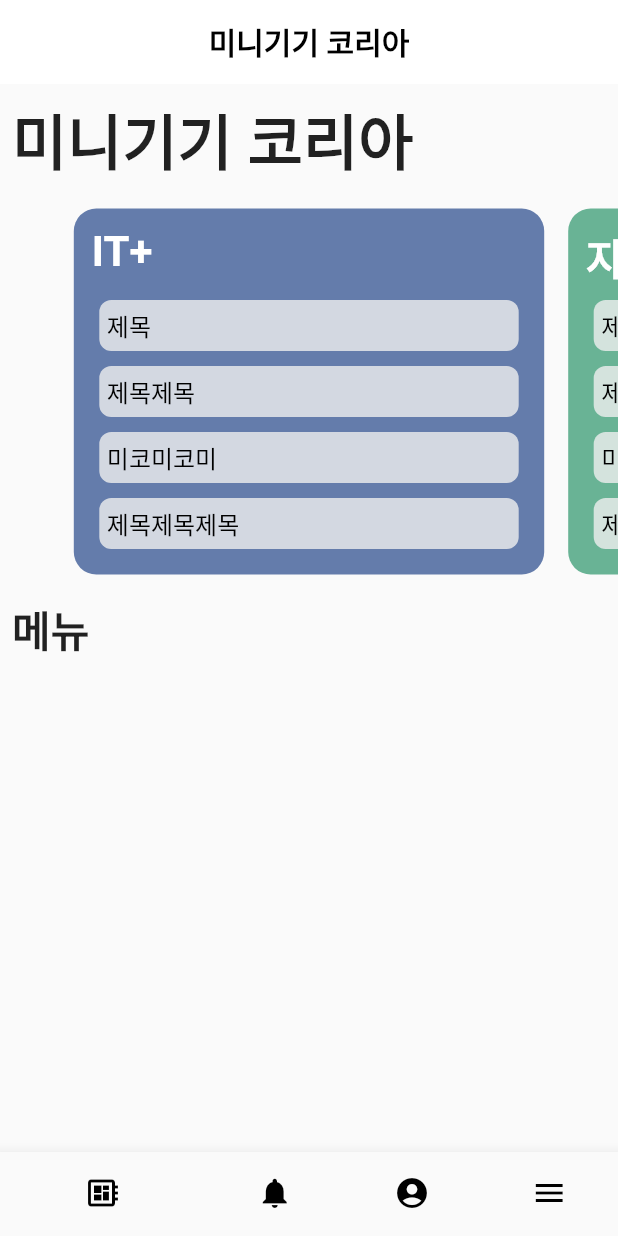
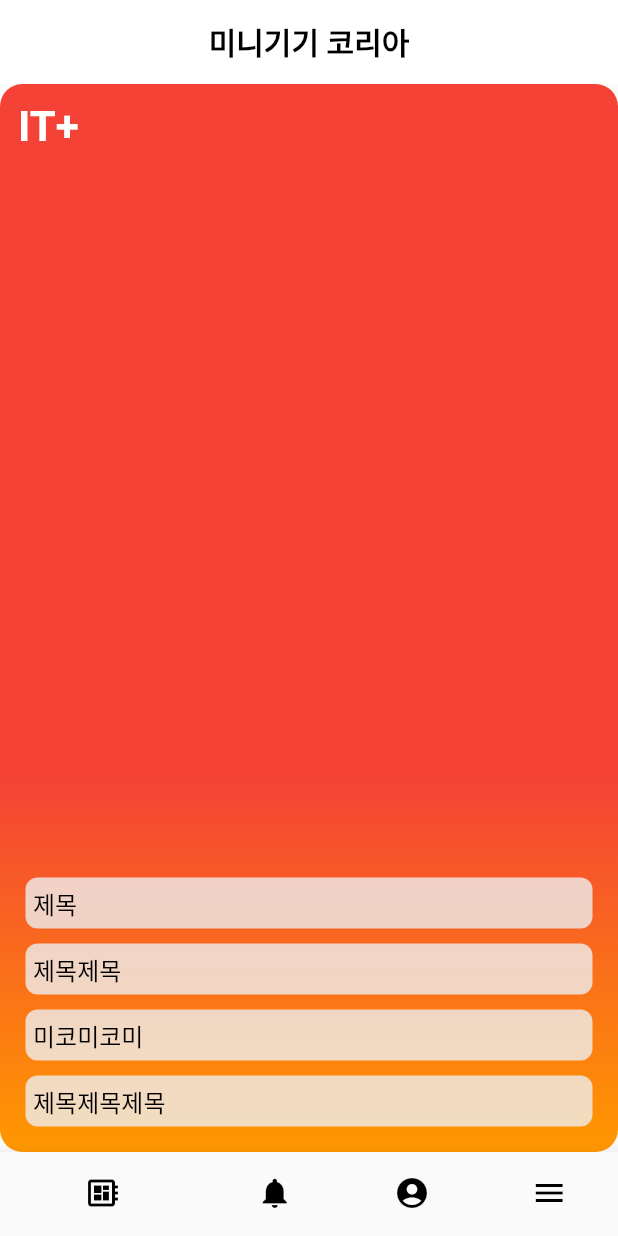
Before and after one commit to editionc18/meeco_app, a Flutter app: the screen it shows after launch, on a phone screen of 412 x 824 dp. Run offline on Flutter 3.47's test engine with Material 2 defaults, Android fonts, the phone set to English and light mode, and no system bars; our stand-ins replace bloc, equatable, flutter_bloc.

Commit message:
내비게이팅함

```diff
--- a/lib/presentation/pages/main_page.dart
+++ b/lib/presentation/pages/main_page.dart
@@ -1,4 +1,9 @@
 import 'package:flutter/material.dart';
+import 'package:flutter_bloc/flutter_bloc.dart';
+
+import 'package:meeco_app/presentation/bloc/tabs/tabs.dart';
+import 'package:meeco_app/presentation/bloc/tabs/tabs_event.dart';
+import 'package:meeco_app/presentation/bloc/tabs/tabs_bloc.dart';
 
 import 'package:meeco_app/presentation/widgets/main_box.dart';
 
@@ -10,6 +15,7 @@ class MainPage extends StatefulWidget {
 class _MainPageState extends State<MainPage> {
   @override
   Widget build(BuildContext context) {
+    return BlocBuilder<TabsBloc, Tabs>(builder: (context, activeTab) {
       return Scaffold(
         appBar: AppBar(
           title: Text(
@@ -23,73 +29,19 @@ class _MainPageState extends State<MainPage> {
           shadowColor: Colors.transparent,
           centerTitle: true,
         ),
-      body: SingleChildScrollView(
-        child: Column(
-          crossAxisAlignment: CrossAxisAlignment.start,
-          children: [
-            Padding(
-              padding: const EdgeInsets.all(8.0),
-              child: Text(
-                '미니기기 코리아',
-                style: TextStyle(
-                  fontSize: 40.0,
-                  fontWeight: FontWeight.bold,
-                ),
-              ),
-            ),
-            Container(
-              height: 260,
-              child: PageView(
-                controller: PageController(
-                  viewportFraction: 0.8,
-                  initialPage: 0,
-                ),
-                children: [
-                  Padding(
-                    padding: const EdgeInsets.all(8.0),
-                    child: MainBox(
-                      title: 'IT+',
-                      colors: [
-                        Color(0xFF647cab),
-                        Color(0xFF647cab),
-                        // Color(0xFF4d5f87),
-                      ],
-                    ),
-                  ),
-                  Padding(
-                    padding: const EdgeInsets.all(8.0),
-                    child: MainBox(
-                      title: '자유+',
-                      colors: [
-                        Color(0xff69b395),
-                        Color(0xff69b395),
-                      ],
-                    ),
-                  ),
-                  Padding(
-                    padding: const EdgeInsets.all(8.0),
-                    child: MainBox(title: '모아보기', colors: [
-                      Color(0xfffa7570),
-                      Color(0xfffa7570),
-                    ]),
-                  ),
-                ],
-              ),
-            ),
-            Padding(
-              padding: const EdgeInsets.all(8.0),
-              child: Text(
-                '메뉴',
-                style: TextStyle(
-                  fontWeight: FontWeight.bold,
-                  fontSize: 28.0,
-                ),
-              ),
-            ),
-          ],
-        ),
-      ),
+        body: activeTab == Tabs.boards
+            ? MainBox(title: 'IT+')
+            : activeTab == Tabs.notis
+                ? MainBox(title: 'dddd')
+                : activeTab == Tabs.userInfo
+                    ? MainBox(title: 'ddddddd')
+                    : MainBox(title: 'title'),
         bottomNavigationBar: BottomNavigationBar(
+          onTap: (index) {
+            BlocProvider.of<TabsBloc>(context).add(
+              TabsChanged(Tabs.values[index]),
+            );
+          },
           showSelectedLabels: false,
           showUnselectedLabels: false,
           selectedIconTheme: IconThemeData(
@@ -126,5 +78,6 @@ class _MainPageState extends State<MainPage> {
           ],
         ),
       );
+    });
   }
 }
```
Lines whose indentation alone changed are shown as unchanged.
